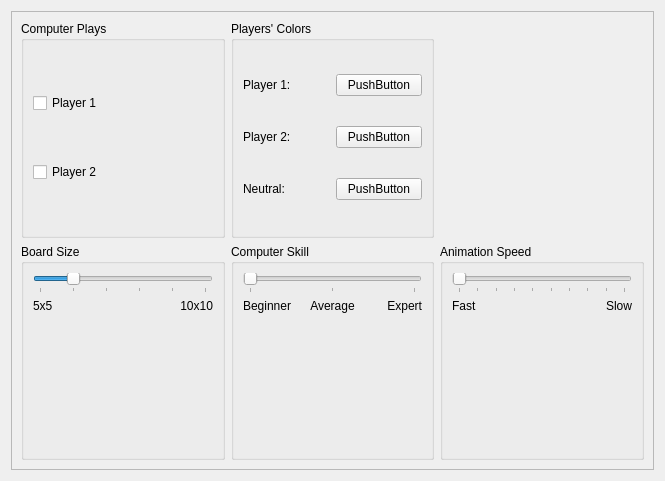
KDE/kjumpingcube, file settings.ui: the form before one commit.
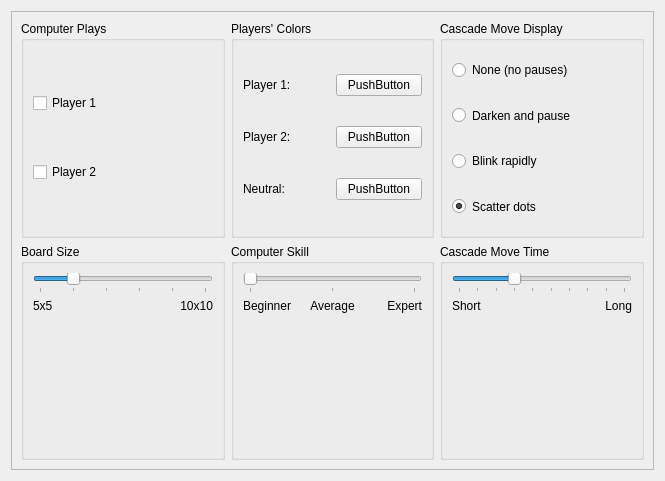
The form after the commit. Custom widgets are drawn as their Qt base class.

Commit message: Add animation of cascaded moves, to make it easier for the human player to follow their progress. Remove some redundant code. Move hint animation from KCubeWidget to KCubeBoxWidget and use the same animation methods and timer for hints, computer moves and cascade move animations.

```diff
--- a/settings.ui
+++ b/settings.ui
@@ -23,7 +23,7 @@
       <item row="2" column="2">
        <widget class="QGroupBox" name="SpeedSlider">
         <property name="title">
-         <string>Animation Speed</string>
+         <string>Cascade Move Time</string>
         </property>
         <property name="checkable">
          <bool>false</bool>
@@ -44,10 +44,10 @@
             <number>1</number>
            </property>
            <property name="value">
-            <number>1</number>
+            <number>4</number>
            </property>
            <property name="sliderPosition">
-            <number>1</number>
+            <number>4</number>
            </property>
            <property name="orientation">
             <enum>Qt::Horizontal</enum>
@@ -66,7 +66,7 @@
          <item row="4" column="0">
           <widget class="QLabel" name="label_14">
            <property name="text">
-            <string>Fast</string>
+            <string>Short</string>
            </property>
            <property name="alignment">
             <set>Qt::AlignLeading|Qt::AlignLeft|Qt::AlignTop</set>
@@ -76,7 +76,7 @@
          <item row="4" column="2">
           <widget class="QLabel" name="label_13">
            <property name="text">
-            <string>Slow</string>
+            <string>Long</string>
            </property>
            <property name="alignment">
             <set>Qt::AlignRight|Qt::AlignTop|Qt::AlignTrailing</set>
@@ -266,6 +266,70 @@
         </layout>
        </widget>
       </item>
+      <item row="1" column="2">
+       <widget class="QGroupBox" name="kcfg_AnimationType">
+        <property name="title">
+         <string>Cascade Move Display</string>
+        </property>
+        <layout class="QVBoxLayout" name="verticalLayout">
+         <item>
+          <widget class="QRadioButton" name="kcfg_AnimationNone">
+           <property name="sizePolicy">
+            <sizepolicy hsizetype="Preferred" vsizetype="Preferred">
+             <horstretch>0</horstretch>
+             <verstretch>0</verstretch>
+            </sizepolicy>
+           </property>
+           <property name="text">
+            <string>None (no pauses)</string>
+           </property>
+          </widget>
+         </item>
+         <item>
+          <widget class="QRadioButton" name="kcfg_AnimationDelay">
+           <property name="sizePolicy">
+            <sizepolicy hsizetype="Preferred" vsizetype="Preferred">
+             <horstretch>0</horstretch>
+             <verstretch>0</verstretch>
+            </sizepolicy>
+           </property>
+           <property name="text">
+            <string>Darken and pause</string>
+           </property>
+          </widget>
+         </item>
+         <item>
+          <widget class="QRadioButton" name="kcfg_AnimationBlink">
+           <property name="sizePolicy">
+            <sizepolicy hsizetype="Preferred" vsizetype="Preferred">
+             <horstretch>0</horstretch>
+             <verstretch>0</verstretch>
+            </sizepolicy>
+           </property>
+           <property name="text">
+            <string>Blink rapidly</string>
+           </property>
+          </widget>
+         </item>
+         <item>
+          <widget class="QRadioButton" name="kcfg_AnimationSpread">
+           <property name="sizePolicy">
+            <sizepolicy hsizetype="Preferred" vsizetype="Preferred">
+             <horstretch>0</horstretch>
+             <verstretch>0</verstretch>
+            </sizepolicy>
+           </property>
+           <property name="text">
+            <string>Scatter dots</string>
+           </property>
+           <property name="checked">
+            <bool>true</bool>
+           </property>
+          </widget>
+         </item>
+        </layout>
+       </widget>
+      </item>
      </layout>
     </widget>
    </item>
```
Left out of the diff: 34 changed lines with no effect on the pictures. The commit also changes 9 other files.
